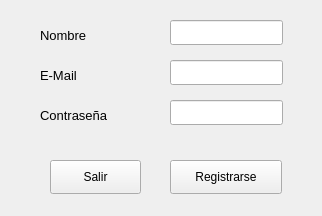
Before: the Qt Designer form src/GUI/SignInView.ui in jesusramondovale/IngenicaSTS, drawn with Qt 5.
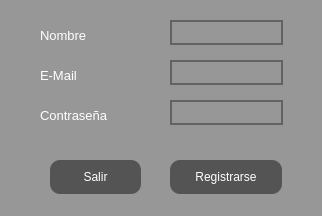
After: the same form once the commit is applied. Icons and pictures are not drawn.

Diff of the .ui file:
```diff
--- a/src/GUI/SignInView.ui
+++ b/src/GUI/SignInView.ui
@@ -15,7 +15,56 @@
   </property>
   <property name="windowIcon">
    <iconset>
-    <normaloff>../feather/mainLogo.ico</normaloff>../feather/mainLogo.ico</iconset>
+    <normaloff>../../dist/launcher/src/feather/mainLogo.ico</normaloff>../../dist/launcher/src/feather/mainLogo.ico</iconset>
+  </property>
+  <property name="styleSheet">
+   <string notr="true">* {
+	 background-color: rgb(151, 151, 151)
+}
+
+QLabel {
+	color: rgb(255, 255, 255);
+	
+	font: 75 10pt &quot;Yu Gothic UI&quot;;
+
+}
+
+QLineEdit {
+	border:  2px solid rgb(98, 98, 98);
+	border-radius: 15px;
+	color: rgb(255, 255, 255);
+	background-color: rgb(151, 151, 151)
+}
+QLineEdit:hover{
+	border: 2px solid rgb(48,50,62);
+}
+
+QLineEdit:focus {
+
+	border : 2px solid rgb(48,50,62)
+
+}
+
+
+QPushButton {
+
+	border-radius: 10px;
+	background-color: rgb(84, 84, 84);
+	color:rgb(255, 255, 255)
+
+}
+
+QPushButton:hover {
+	 background-color: rgb(0, 85,124);
+     color: rgb(255, 255, 255)
+}
+
+QPushButton:checked {
+                                    background-color: rgb(0, 85,124);
+                                    color: rgb(255, 255, 255)
+                                }
+
+</string>
   </property>
   <widget class="QWidget" name="centralwidget">
    <widget class="QLabel" name="labelNombre">
@@ -29,7 +78,11 @@
     </property>
     <property name="font">
      <font>
+      <family>Yu Gothic UI</family>
       <pointsize>10</pointsize>
+      <weight>9</weight>
+      <italic>false</italic>
+      <bold>false</bold>
      </font>
     </property>
     <property name="text">
@@ -47,7 +100,11 @@
     </property>
     <property name="font">
      <font>
+      <family>Yu Gothic UI</family>
       <pointsize>10</pointsize>
+      <weight>9</weight>
+      <italic>false</italic>
+      <bold>false</bold>
      </font>
     </property>
     <property name="text">
@@ -65,7 +122,11 @@
     </property>
     <property name="font">
      <font>
+      <family>Yu Gothic UI</family>
       <pointsize>10</pointsize>
+      <weight>9</weight>
+      <italic>false</italic>
+      <bold>false</bold>
      </font>
     </property>
     <property name="text">
```
